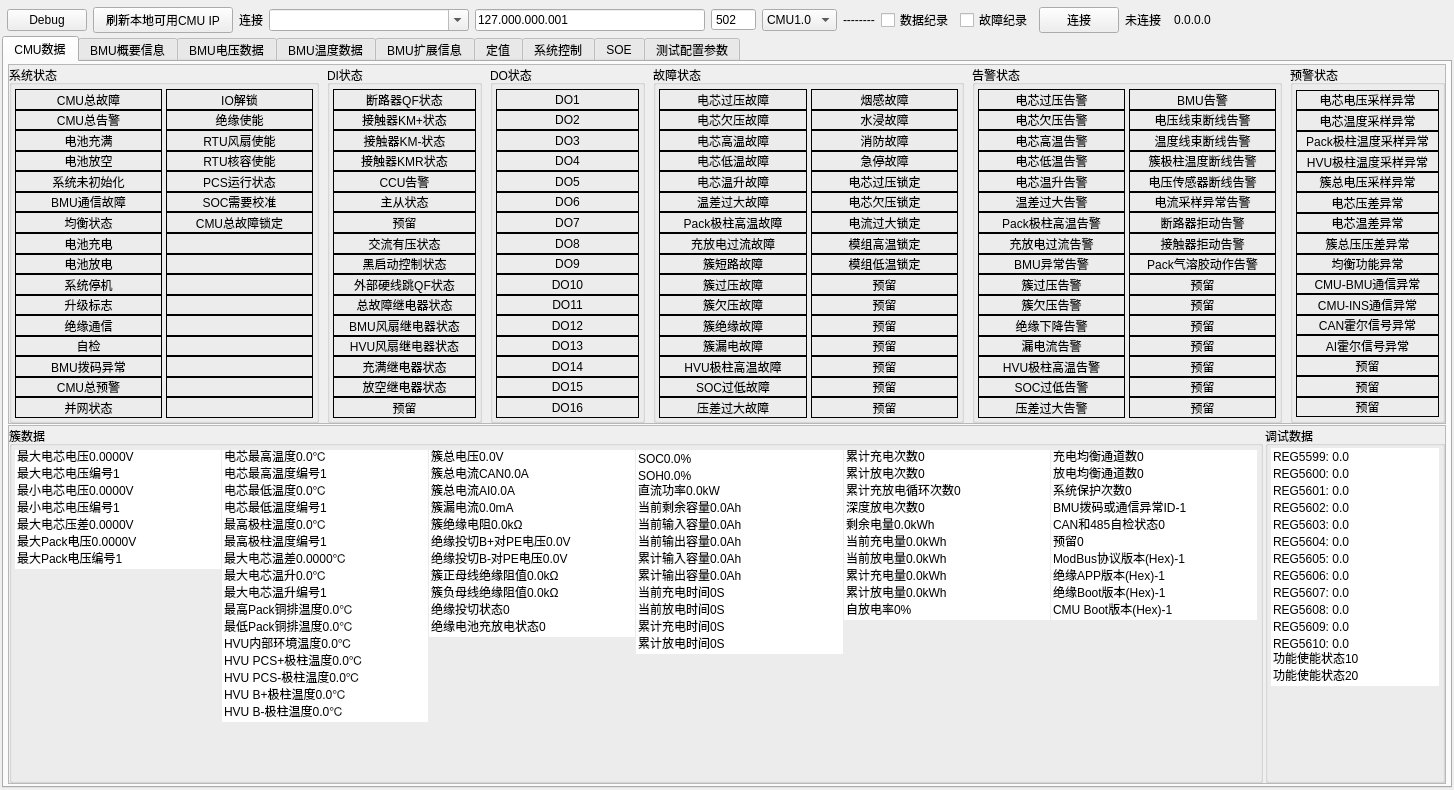
Qt form views/bmsview/bmsview.ui (Shogpe/bmsTool) before a commit.
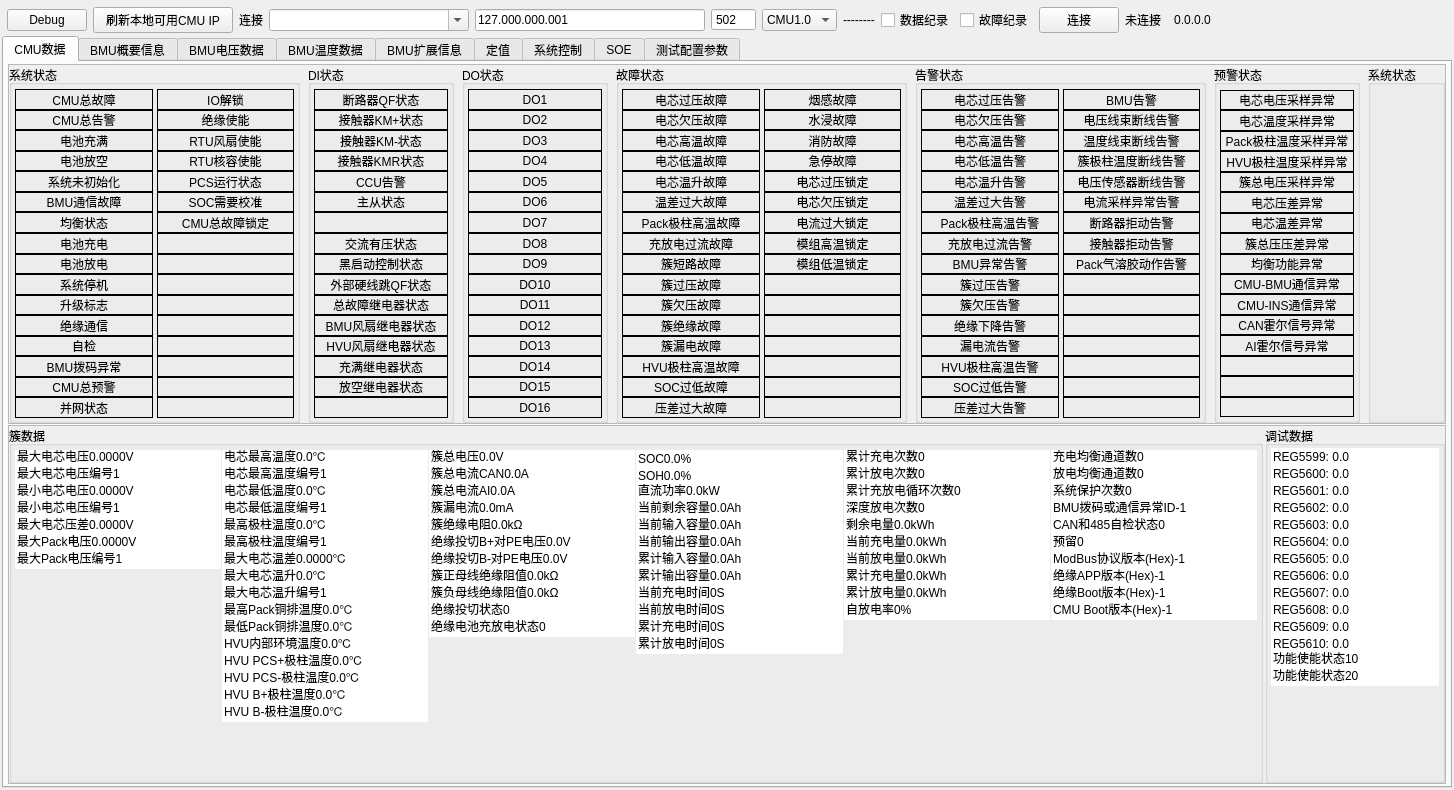
The same form after that commit. The open tabs and pages were chosen to show the change. Custom widgets are drawn as their Qt base class.

What changed in the file:
```diff
--- a/views/bmsview/bmsview.ui
+++ b/views/bmsview/bmsview.ui
@@ -387,7 +387,7 @@
             <verstretch>0</verstretch>
            </sizepolicy>
           </property>
-          <layout class="QHBoxLayout" name="horizontalLayout_9" stretch="2,1,1,2,2,1">
+          <layout class="QHBoxLayout" name="horizontalLayout_9" stretch="2,1,1,2,2,1,0">
            <property name="spacing">
             <number>8</number>
            </property>
@@ -1294,7 +1294,7 @@
                    <enum>QFrame::Box</enum>
                   </property>
                   <property name="text">
-                   <string>预留</string>
+                   <string/>
                   </property>
                   <property name="alignment">
                    <set>Qt::AlignCenter</set>
@@ -1411,7 +1411,7 @@
                    <enum>QFrame::Box</enum>
                   </property>
                   <property name="text">
-                   <string>预留</string>
+                   <string/>
                   </property>
                   <property name="alignment">
                    <set>Qt::AlignCenter</set>
@@ -2125,7 +2125,7 @@
                    <enum>QFrame::Box</enum>
                   </property>
                   <property name="text">
-                   <string>预留</string>
+                   <string/>
                   </property>
                   <property name="alignment">
                    <set>Qt::AlignCenter</set>
@@ -2141,7 +2141,7 @@
                    <enum>QFrame::Box</enum>
                   </property>
                   <property name="text">
-                   <string>预留</string>
+                   <string/>
                   </property>
                   <property name="alignment">
                    <set>Qt::AlignCenter</set>
@@ -2157,7 +2157,7 @@
                    <enum>QFrame::Box</enum>
                   </property>
                   <property name="text">
-                   <string>预留</string>
+                   <string/>
                   </property>
                   <property name="alignment">
                    <set>Qt::AlignCenter</set>
@@ -2173,7 +2173,7 @@
                    <enum>QFrame::Box</enum>
                   </property>
                   <property name="text">
-                   <string>预留</string>
+                   <string/>
                   </property>
                   <property name="alignment">
                    <set>Qt::AlignCenter</set>
@@ -2189,7 +2189,7 @@
                    <enum>QFrame::Box</enum>
                   </property>
                   <property name="text">
-                   <string>预留</string>
+                   <string/>
                   </property>
                   <property name="alignment">
                    <set>Qt::AlignCenter</set>
@@ -2205,7 +2205,7 @@
                    <enum>QFrame::Box</enum>
                   </property>
                   <property name="text">
-                   <string>预留</string>
+                   <string/>
                   </property>
                   <property name="alignment">
                    <set>Qt::AlignCenter</set>
@@ -2221,7 +2221,7 @@
                    <enum>QFrame::Box</enum>
                   </property>
                   <property name="text">
-                   <string>预留</string>
+                   <string/>
                   </property>
                   <property name="alignment">
                    <set>Qt::AlignCenter</set>
@@ -2696,7 +2696,7 @@
                    <enum>QFrame::Box</enum>
                   </property>
                   <property name="text">
-                   <string>预留</string>
+                   <string/>
                   </property>
                   <property name="alignment">
                    <set>Qt::AlignCenter</set>
@@ -2709,7 +2709,7 @@
                    <enum>QFrame::Box</enum>
                   </property>
                   <property name="text">
-                   <string>预留</string>
+                   <string/>
                   </property>
                   <property name="alignment">
                    <set>Qt::AlignCenter</set>
@@ -2722,7 +2722,7 @@
                    <enum>QFrame::Box</enum>
                   </property>
                   <property name="text">
-                   <string>预留</string>
+                   <string/>
                   </property>
                   <property name="alignment">
                    <set>Qt::AlignCenter</set>
@@ -2735,7 +2735,7 @@
                    <enum>QFrame::Box</enum>
                   </property>
                   <property name="text">
-                   <string>预留</string>
+                   <string/>
                   </property>
                   <property name="alignment">
                    <set>Qt::AlignCenter</set>
@@ -2748,7 +2748,7 @@
                    <enum>QFrame::Box</enum>
                   </property>
                   <property name="text">
-                   <string>预留</string>
+                   <string/>
                   </property>
                   <property name="alignment">
                    <set>Qt::AlignCenter</set>
@@ -2761,7 +2761,7 @@
                    <enum>QFrame::Box</enum>
                   </property>
                   <property name="text">
-                   <string>预留</string>
+                   <string/>
                   </property>
                   <property name="alignment">
                    <set>Qt::AlignCenter</set>
@@ -2774,7 +2774,7 @@
                    <enum>QFrame::Box</enum>
                   </property>
                   <property name="text">
-                   <string>预留</string>
+                   <string/>
                   </property>
                   <property name="alignment">
                    <set>Qt::AlignCenter</set>
@@ -3020,7 +3020,7 @@
                    <enum>QFrame::Box</enum>
                   </property>
                   <property name="text">
-                   <string>预留</string>
+                   <string/>
                   </property>
                   <property name="alignment">
                    <set>Qt::AlignCenter</set>
@@ -3033,7 +3033,7 @@
                    <enum>QFrame::Box</enum>
                   </property>
                   <property name="text">
-                   <string>预留</string>
+                   <string/>
                   </property>
                   <property name="alignment">
                    <set>Qt::AlignCenter</set>
@@ -3046,7 +3046,7 @@
                    <enum>QFrame::Box</enum>
                   </property>
                   <property name="text">
-                   <string>预留</string>
+                   <string/>
                   </property>
                   <property name="alignment">
                    <set>Qt::AlignCenter</set>
@@ -3058,6 +3058,33 @@
              </layout>
             </widget>
            </item>
+           <item>
+            <widget class="QGroupBox" name="gp_GuestSysStat">
+             <property name="title">
+              <string>系统状态</string>
+             </property>
+             <layout class="QHBoxLayout" name="horizontalLayout_25">
+              <property name="spacing">
+               <number>0</number>
+              </property>
+              <property name="leftMargin">
+               <number>0</number>
+              </property>
+              <property name="topMargin">
+               <number>0</number>
+              </property>
+              <property name="rightMargin">
+               <number>0</number>
+              </property>
+              <property name="bottomMargin">
+               <number>0</number>
+              </property>
+              <item>
+               <widget class="SysStatWd" name="sysStatWd" native="true"/>
+              </item>
+             </layout>
+            </widget>
+           </item>
           </layout>
          </widget>
         </widget>
@@ -13222,6 +13249,12 @@
    <extends>QDoubleSpinBox</extends>
    <header>inputbox.h</header>
   </customwidget>
+  <customwidget>
+   <class>SysStatWd</class>
+   <extends>QWidget</extends>
+   <header>sysstatwd.h</header>
+   <container>1</container>
+  </customwidget>
  </customwidgets>
  <tabstops>
   <tabstop>connectIP</tabstop>
```
Left out of the diff: 1557 changed lines with no effect on the pictures.
